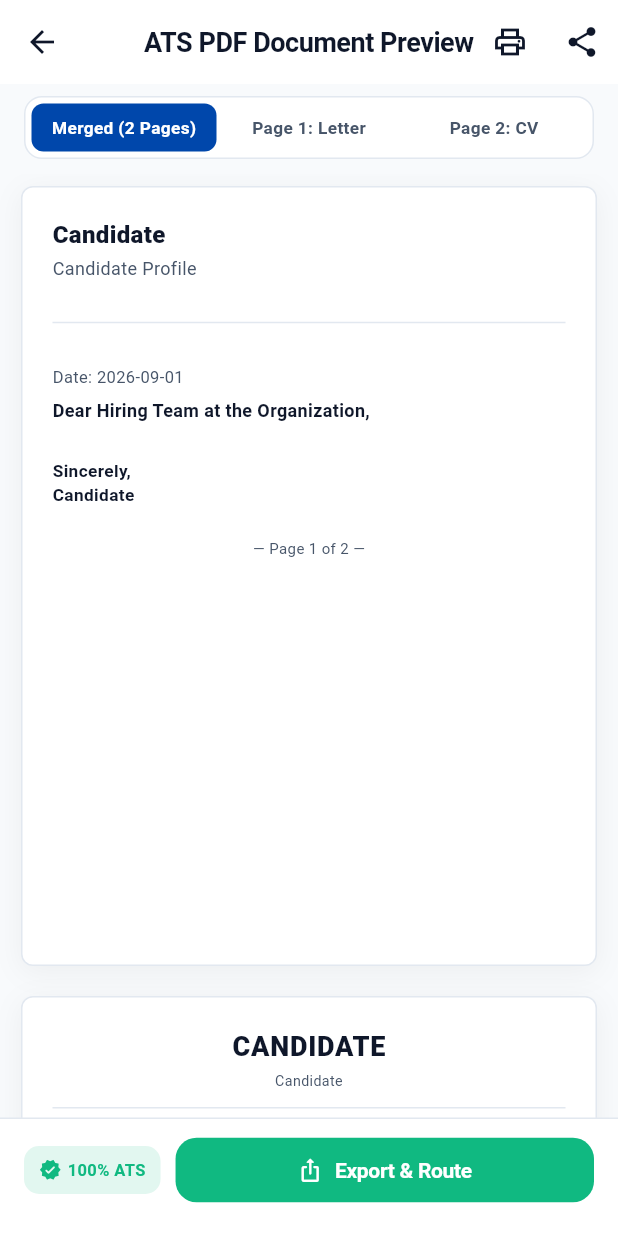
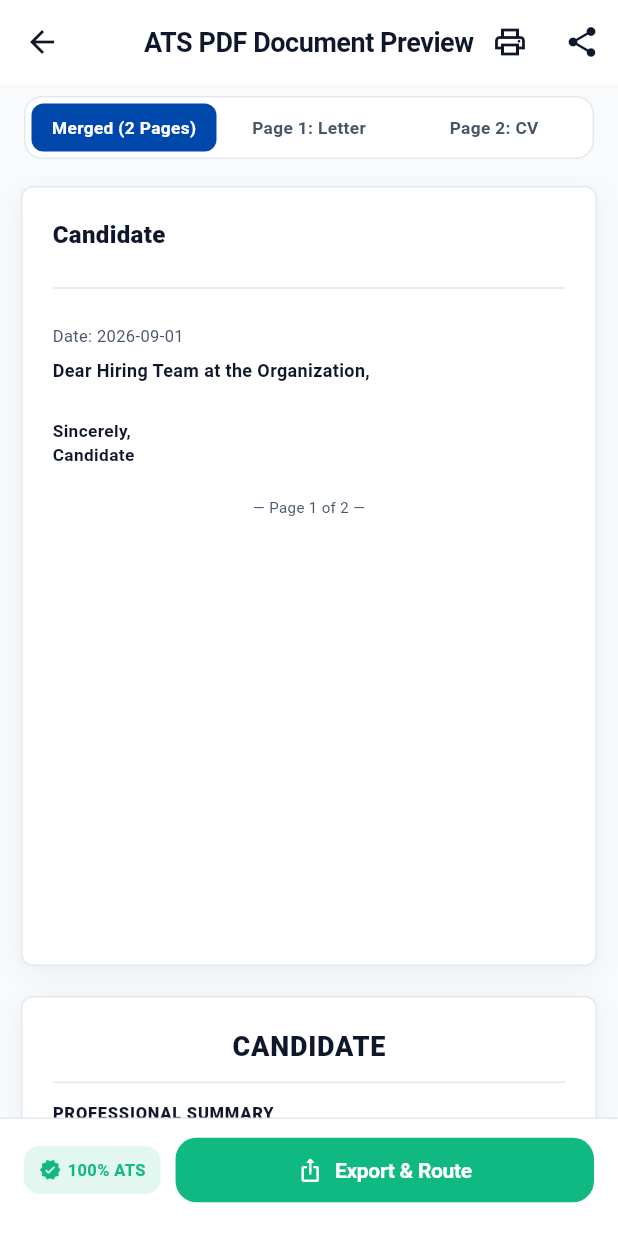
Before and after one commit to officialdb/Gaivabuild, a Flutter app: the CoverLetterEditorScreen screen opened directly with empty values, after a tap on "Final PDF Preview", on a phone screen of 412 x 824 dp. Run offline on Flutter 3.47's test engine with Material 3 defaults, Android fonts, the light colour scheme and no system bars; our stand-ins replace file_picker, flutter_riverpod, flutter_secure_storage, pdf, printing, share_plus and 1 more; missing offline and left inert: flutter_client_sse; accounts and stored records are empty.

Commit message:
fix: real candidate name extraction, dynamic contact details, duplicate salutation fix, and mock education removal

```diff
--- a/lib/models/tailored_application.dart
+++ b/lib/models/tailored_application.dart
@@ -1,6 +1,9 @@
 class TailoredJobApplication {
   final String id;
   final String candidateName;
+  final String email;
+  final String phone;
+  final String location;
   final String bio;
   final String education;
   final String jobTitle;
@@ -16,6 +19,9 @@ class TailoredJobApplication {
   TailoredJobApplication({
     required this.id,
     this.candidateName = 'Candidate',
+    this.email = '',
+    this.phone = '',
+    this.location = '',
     this.bio = '',
     this.education = '',
     required this.jobTitle,
@@ -33,6 +39,9 @@ class TailoredJobApplication {
     return TailoredJobApplication(
       id: json['id'] as String? ?? 'app_${DateTime.now().millisecondsSinceEpoch}',
       candidateName: json['candidate_name'] as String? ?? json['candidateName'] as String? ?? 'Candidate',
+      email: json['email'] as String? ?? '',
+      phone: json['phone'] as String? ?? '',
+      location: json['location'] as String? ?? '',
       bio: json['bio'] as String? ?? '',
       education: json['education'] as String? ?? '',
       jobTitle: json['job_title'] as String? ?? json['jobTitle'] as String? ?? 'Target Role',
@@ -59,6 +68,9 @@ class TailoredJobApplication {
     return {
       'id': id,
       'candidate_name': candidateName,
+      'email': email,
+      'phone': phone,
+      'location': location,
       'job_title': jobTitle,
       'target_company': targetCompany,
       'bio': bio,
--- a/lib/screens/final_pdf_preview_screen.dart
+++ b/lib/screens/final_pdf_preview_screen.dart
@@ -328,6 +328,11 @@ class _CoverLetterDocumentLayout extends StatelessWidget {
 
   @override
   Widget build(BuildContext context) {
+    final contactSubtitle = [app.email, app.phone, app.location].where((s) => s.isNotEmpty).join(' • ');
+    final firstBlockHasSalutation = coverLetter.blocks.isNotEmpty &&
+        (coverLetter.blocks.first.content.trim().toLowerCase().startsWith('dear ') ||
+         coverLetter.blocks.first.content.trim().toLowerCase().startsWith('to '));
+
     return Column(
       crossAxisAlignment: CrossAxisAlignment.start,
       children: [
@@ -340,17 +345,19 @@ class _CoverLetterDocumentLayout extends StatelessWidget {
             color: AppTheme.textPrimaryLight,
           ),
         ),
+        if (contactSubtitle.isNotEmpty) ...[
           const SizedBox(height: 2),
-        const Text(
-          'Candidate Profile',
-          style: TextStyle(
-            fontSize: 12,
+          Text(
+            contactSubtitle,
+            style: const TextStyle(
+              fontSize: 11,
               color: AppTheme.textSecondaryLight,
             ),
           ),
-        const SizedBox(height: 20),
+        ],
+        const SizedBox(height: 16),
         const Divider(color: AppTheme.borderLight),
-        const SizedBox(height: 20),
+        const SizedBox(height: 16),
 
         // Date & Recipient
         Text(
@@ -360,6 +367,7 @@ class _CoverLetterDocumentLayout extends StatelessWidget {
             color: AppTheme.textSecondaryLight,
           ),
         ),
+        if (!firstBlockHasSalutation) ...[
           const SizedBox(height: 6),
           Text(
             'Dear Hiring Team at ${app.targetCompany.isNotEmpty ? app.targetCompany : 'the Organization'},',
@@ -369,6 +377,7 @@ class _CoverLetterDocumentLayout extends StatelessWidget {
               color: AppTheme.textPrimaryLight,
             ),
           ),
+        ],
         const SizedBox(height: 14),
 
         // Cover Letter Body Blocks
@@ -406,6 +415,8 @@ class _CvDocumentLayout extends StatelessWidget {
 
   @override
   Widget build(BuildContext context) {
+    final contactSubtitle = [app.email, app.phone, app.location].where((s) => s.isNotEmpty).join(' • ');
+
     return Column(
       crossAxisAlignment: CrossAxisAlignment.start,
       children: [
@@ -421,15 +432,17 @@ class _CvDocumentLayout extends StatelessWidget {
                   letterSpacing: 0.5,
                 ),
               ),
+              if (contactSubtitle.isNotEmpty) ...[
                 const SizedBox(height: 3),
                 Text(
-                app.candidateName,
+                  contactSubtitle,
                   textAlign: TextAlign.center,
                   style: const TextStyle(
                     color: AppTheme.textSecondaryLight,
                     fontSize: 9.5,
                   ),
                 ),
+              ],
             ],
           ),
         ),
@@ -531,6 +544,7 @@ class _CvDocumentLayout extends StatelessWidget {
         }),
 
         // Section: Education
+        if (app.education.isNotEmpty) ...[
           const _CvSectionTitle(title: 'EDUCATION'),
           const SizedBox(height: 4),
           Row(
@@ -538,24 +552,17 @@ class _CvDocumentLayout extends StatelessWidget {
             children: [
               Expanded(
                 child: Text(
-                app.education.isNotEmpty ? app.education : 'B.S. in Computer Science',
-                style: TextStyle(
+                  app.education,
+                  style: const TextStyle(
                     color: AppTheme.textPrimaryLight,
                     fontSize: 10.5,
                     fontWeight: FontWeight.w600,
                   ),
                 ),
               ),
-            SizedBox(width: 8),
-            Text(
-              '',
-              style: TextStyle(
-                color: AppTheme.textSecondaryLight,
-                fontSize: 9.5,
-              ),
+            ],
           ),
         ],
-        ),
       ],
     );
   }
```
Also changed, not shown: lib/services/ai_tailoring_service.dart (+18 -3 lines), lib/services/document_generator_service.dart (+44 -23 lines), 2 other files. Lines whose indentation alone changed are shown as unchanged.
